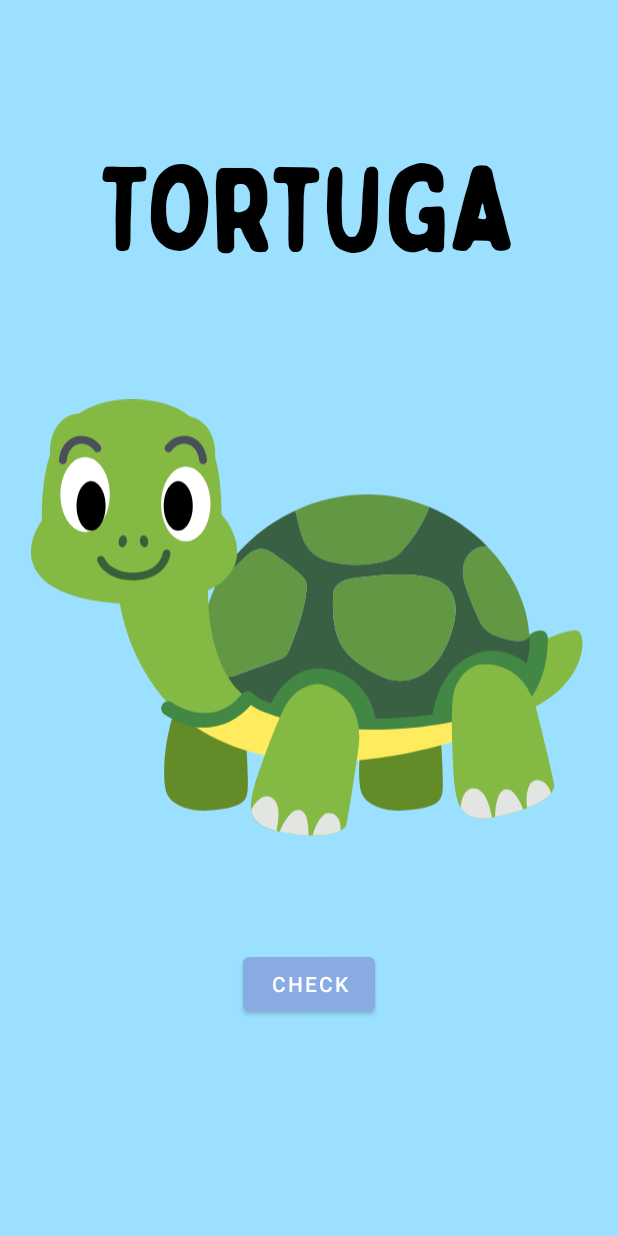
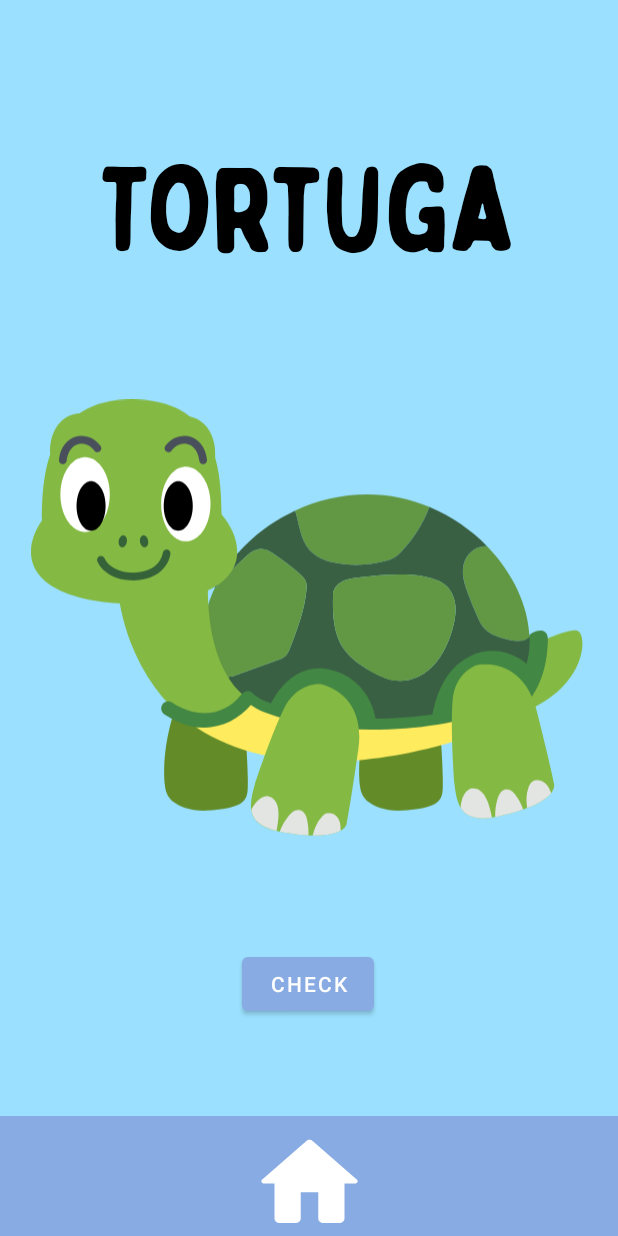
Before and after one commit to Isa2604/Lab.DisMov, an Android app: the Animals screen opened directly, with no data from a screen before it, after a tap on "CHECK", on a phone screen of 412 x 824 dp. Run offline under Robolectric (Android 15) with nearby library versions, the phone set to English and light mode, and no system bars.

Commit message:
Se agrego la barra en animasl

```diff
--- a/app/src/main/java/com/example/playground/Animals.java
+++ b/app/src/main/java/com/example/playground/Animals.java
@@ -1,5 +1,6 @@
 package com.example.playground;
 
+import android.content.Intent;
 import android.media.MediaPlayer;
 import android.os.Bundle;
 import android.view.GestureDetector;
@@ -12,7 +13,6 @@ import android.widget.Toast;
 import android.widget.ViewFlipper;
 
 import androidx.appcompat.app.AppCompatActivity;
-import androidx.fragment.app.strictmode.SetRetainInstanceUsageViolation;
 
 import java.util.HashMap;
 import java.util.Random;
@@ -61,6 +61,20 @@ public class Animals extends AppCompatActivity {
         mediaPlayerCorrecto = MediaPlayer.create(this, R.raw.correcto);
         // Inicializar MediaPlayer para reproducir el sonido "incorrecto"
         mediaPlayerIncorrecto = MediaPlayer.create(this, R.raw.incorrecto);
+
+        // Obtener referencias a los boton
+        Button button12 = findViewById(R.id.button12);
+
+
+        // Configurar OnClickListener para el button12
+        button12.setOnClickListener(new View.OnClickListener() {
+            @Override
+            public void onClick(View v) {
+                // Crear un Intent para iniciar la actividad MainActivity
+                Intent intent = new Intent(Animals.this, MainActivity.class);
+                startActivity(intent);
+            }
+        });
     }
 
     private void createWordImageMap() {
@@ -146,10 +160,12 @@ public class Animals extends AppCompatActivity {
         if (wordImageMap.containsKey(currentWord) && wordImageMap.get(currentWord) == currentImageId) {
             // La combinación es correcta
             Toast.makeText(Animals.this, "¡Correcto!", Toast.LENGTH_SHORT).show();
+            mediaPlayerCorrecto.start(); // Reproducir el sonido "correcto"
             changeWord(); // Cambiar la palabra solo si la combinación es correcta
         } else {
             // La combinación es incorrecta
             Toast.makeText(Animals.this, "¡Incorrecto!", Toast.LENGTH_SHORT).show();
+            mediaPlayerIncorrecto.start(); // Reproducir el sonido "incorrecto"
         }
     }
     private void changeWord() {
@@ -162,4 +178,16 @@ public class Animals extends AppCompatActivity {
     private void checkCombinationAndChangeWord() {
         checkCombination();
     }
+
+    @Override
+    protected void onDestroy() {
+        super.onDestroy();
+        // Liberar recursos de los MediaPlayers
+        if (mediaPlayerCorrecto != null) {
+            mediaPlayerCorrecto.release();
+        }
+        if (mediaPlayerIncorrecto != null) {
+            mediaPlayerIncorrecto.release();
+        }
+    }
 }
--- a/app/src/main/res/layout/animals_layout.xml
+++ b/app/src/main/res/layout/animals_layout.xml
@@ -1,4 +1,5 @@
 <?xml version="1.0" encoding="utf-8"?>
+
 <androidx.constraintlayout.widget.ConstraintLayout xmlns:android="http://schemas.android.com/apk/res/android"
     xmlns:app="http://schemas.android.com/apk/res-auto"
     xmlns:tools="http://schemas.android.com/tools"
@@ -83,8 +84,29 @@
         android:layout_marginTop="20dp"
         android:text="Check"
         app:layout_constraintEnd_toEndOf="parent"
+        app:layout_constraintHorizontal_bias="0.498"
         app:layout_constraintStart_toStartOf="parent"
         app:layout_constraintTop_toBottomOf="@+id/viewFlipper" />
 
+    <View
+        android:id="@+id/view2"
+        android:layout_width="wrap_content"
+        android:layout_height="80dp"
+        android:background="@color/azul_logos"
+        app:layout_constraintBottom_toBottomOf="parent"
+        app:layout_constraintEnd_toEndOf="parent"
+        app:layout_constraintStart_toStartOf="parent" />
+
+
+    <Button
+        android:id="@+id/button12"
+        android:layout_width="70dp"
+        android:layout_height="70dp"
+        android:background="@drawable/ic_home"
+        app:backgroundTint="@null"
+        app:layout_constraintBottom_toBottomOf="@+id/view2"
+        app:layout_constraintEnd_toEndOf="parent"
+        app:layout_constraintStart_toStartOf="@+id/view2" />
+
 
 </androidx.constraintlayout.widget.ConstraintLayout>
```
